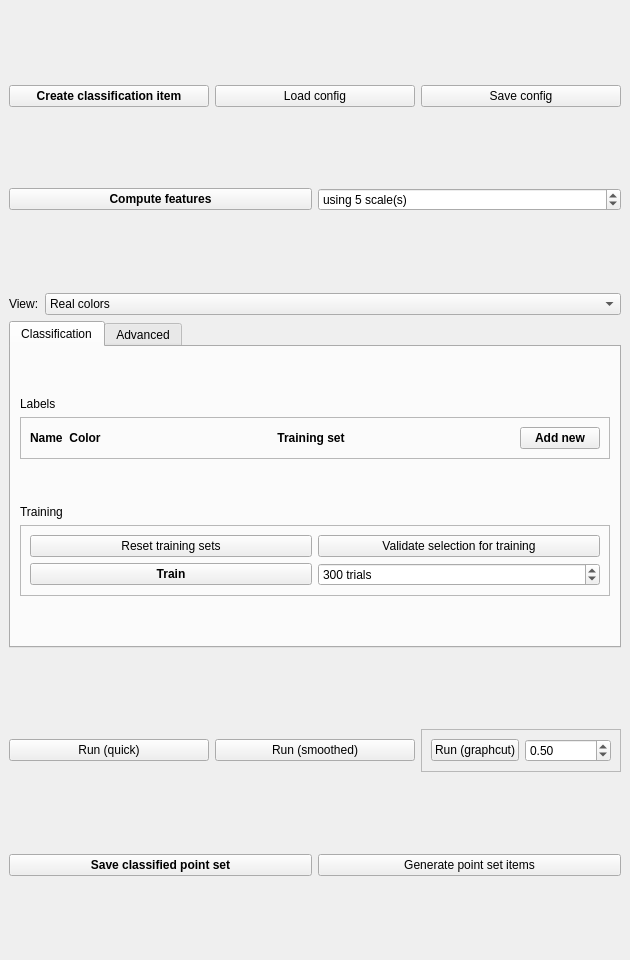
Above: Polyhedron/demo/Polyhedron/Plugins/Point_set/Point_set_classification_widget.ui from CGAL/cgal before the change. Below: the same form after it.
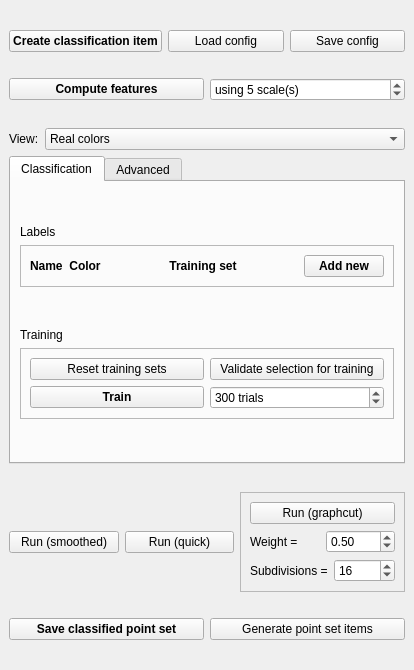
That is the form after the change.

What changed in the file:
```diff
--- a/Polyhedron/demo/Polyhedron/Plugins/Point_set/Point_set_classification_widget.ui
+++ b/Polyhedron/demo/Polyhedron/Plugins/Point_set/Point_set_classification_widget.ui
@@ -6,15 +6,15 @@
    <rect>
     <x>0</x>
     <y>0</y>
-    <width>630</width>
-    <height>960</height>
+    <width>414</width>
+    <height>670</height>
    </rect>
   </property>
   <property name="windowTitle">
    <string>Point set classification</string>
   </property>
   <widget class="QWidget" name="dockWidgetContents">
-   <layout class="QVBoxLayout" name="verticalLayout_2">
+   <layout class="QVBoxLayout" name="verticalLayout_4">
     <item>
      <spacer name="verticalSpacer_12">
       <property name="orientation">
@@ -594,20 +594,7 @@
      </spacer>
     </item>
     <item>
-     <layout class="QHBoxLayout" name="horizontalLayout_2">
-      <item>
-       <widget class="QPushButton" name="run">
-        <property name="font">
-         <font>
-          <weight>50</weight>
-          <bold>false</bold>
-         </font>
-        </property>
-        <property name="text">
-         <string>Run (quick)</string>
-        </property>
-       </widget>
-      </item>
+     <layout class="QHBoxLayout" name="horizontalLayout_9">
       <item>
        <widget class="QPushButton" name="run_smoothed">
         <property name="text">
@@ -615,6 +602,19 @@
         </property>
        </widget>
       </item>
+      <item>
+       <widget class="QPushButton" name="run">
+        <property name="font">
+         <font>
+          <weight>50</weight>
+          <bold>false</bold>
+         </font>
+        </property>
+        <property name="text">
+         <string>Run (quick)</string>
+        </property>
+       </widget>
+      </item>
       <item>
        <widget class="QFrame" name="frame">
         <property name="frameShape">
@@ -623,7 +623,7 @@
         <property name="frameShadow">
          <enum>QFrame::Raised</enum>
         </property>
-        <layout class="QHBoxLayout" name="horizontalLayout_10">
+        <layout class="QVBoxLayout" name="verticalLayout_2">
          <item>
           <widget class="QPushButton" name="run_graphcut">
            <property name="font">
@@ -638,6 +638,15 @@
           </widget>
          </item>
          <item>
+          <layout class="QHBoxLayout" name="horizontalLayout_2">
+           <item>
+            <widget class="QLabel" name="label_5">
+             <property name="text">
+              <string>Weight =</string>
+             </property>
+            </widget>
+           </item>
+           <item>
           <widget class="QDoubleSpinBox" name="smoothingDoubleSpinBox">
            <property name="sizePolicy">
             <sizepolicy hsizetype="Minimum" vsizetype="Fixed">
@@ -658,6 +667,32 @@
             <double>0.500000000000000</double>
            </property>
           </widget>
+           </item>
+          </layout>
+         </item>
+         <item>
+          <layout class="QHBoxLayout" name="horizontalLayout_3">
+           <item>
+            <widget class="QLabel" name="label_6">
+             <property name="text">
+              <string>Subdivisions =</string>
+             </property>
+            </widget>
+           </item>
+           <item>
+            <widget class="QSpinBox" name="subdivisionsSpinBox">
+             <property name="minimum">
+              <number>1</number>
+             </property>
+             <property name="maximum">
+              <number>10000</number>
+             </property>
+             <property name="value">
+              <number>16</number>
+             </property>
+            </widget>
+           </item>
+          </layout>
          </item>
         </layout>
        </widget>
```
Lines whose indentation alone changed are shown as unchanged.
